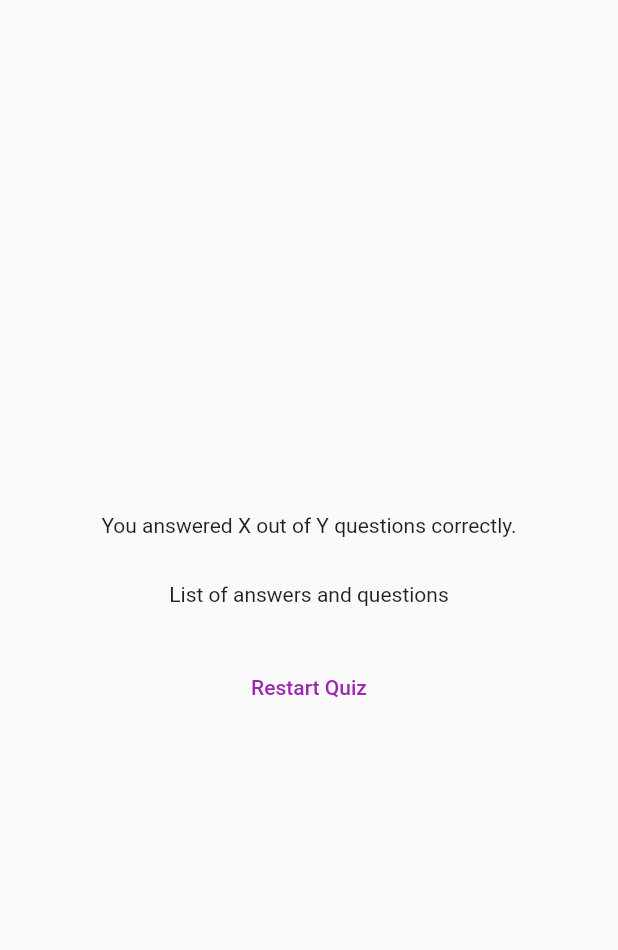
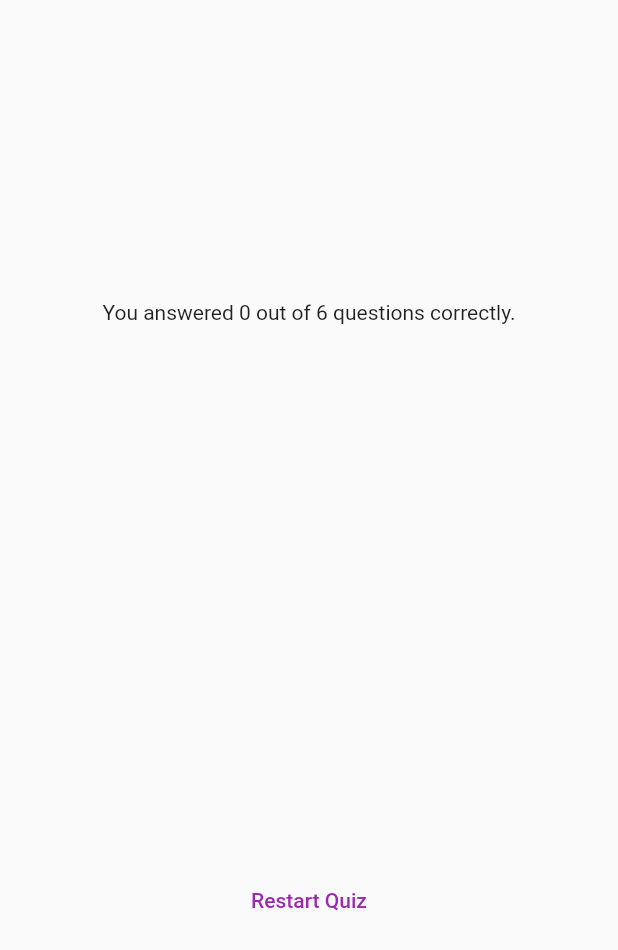
Before and after one commit to cnolan3/flutter_course, a Flutter app: the ResultsScreen widget shown alone on an empty page, opened directly with empty values, on a phone screen of 412 x 824 dp. Shown: the top 950 px of the screen. Run offline on Flutter 3.47's test engine with Material 2 defaults, Android fonts, the phone set to English and light mode, and no system bars; our stand-ins replace google_fonts.

Commit message:
quiz app: make results screen scrollable

```diff
--- /dev/null
+++ b/quiz_app/lib/questions_summary.dart
@@ -0,0 +1,30 @@
+import 'package:flutter/material.dart';
+
+class QuestionsSummary extends StatelessWidget {
+  const QuestionsSummary(this.summaryData, {super.key});
+
+  final List<Map<String, Object>> summaryData;
+
+  @override
+  Widget build(BuildContext context) {
+    return SizedBox(
+      height: 300,
+      child: SingleChildScrollView(
+        child: Column(children: [
+          for (var data in summaryData)
+            Row(children: [
+              Text(((data['question_index'] as int) + 1).toString()),
+              Expanded(
+                child: Column(children: [
+                  Text(data['question'] as String),
+                  const SizedBox(height: 5),
+                  Text(data['user_answer'] as String),
+                  Text(data['correct_answer'] as String)
+                ]),
+              )
+            ])
+        ]),
+      ),
+    );
+  }
+}
--- a/quiz_app/lib/results_screen.dart
+++ b/quiz_app/lib/results_screen.dart
@@ -1,5 +1,7 @@
+import 'package:flutter/foundation.dart';
 import 'package:flutter/material.dart';
 import 'package:quiz_app/data/questions.dart';
+import 'package:quiz_app/questions_summary.dart';
 
 class ResultsScreen extends StatelessWidget {
   const ResultsScreen({super.key, required this.selectedAnswers});
@@ -23,17 +25,24 @@ class ResultsScreen extends StatelessWidget {
 
   @override
   Widget build(BuildContext context) {
+    final summaryData = getSummaryData();
+    final numTotalQuestions = questions.length;
+    final numCorrectAnswers = summaryData.where((data) {
+      return data['user_answer'] == data['correct_answer'];
+    }).length;
+
     return SizedBox(
         width: double.infinity,
         child: Container(
             margin: const EdgeInsets.all(40),
             child:
                 Column(mainAxisAlignment: MainAxisAlignment.center, children: [
-              const Text('You answered X out of Y questions correctly.'),
+              Text(
+                  'You answered $numCorrectAnswers out of $numTotalQuestions questions correctly.'),
               const SizedBox(
                 height: 30,
               ),
-              const Text('List of answers and questions'),
+              QuestionsSummary(summaryData),
               const SizedBox(
                 height: 30,
               ),
```
